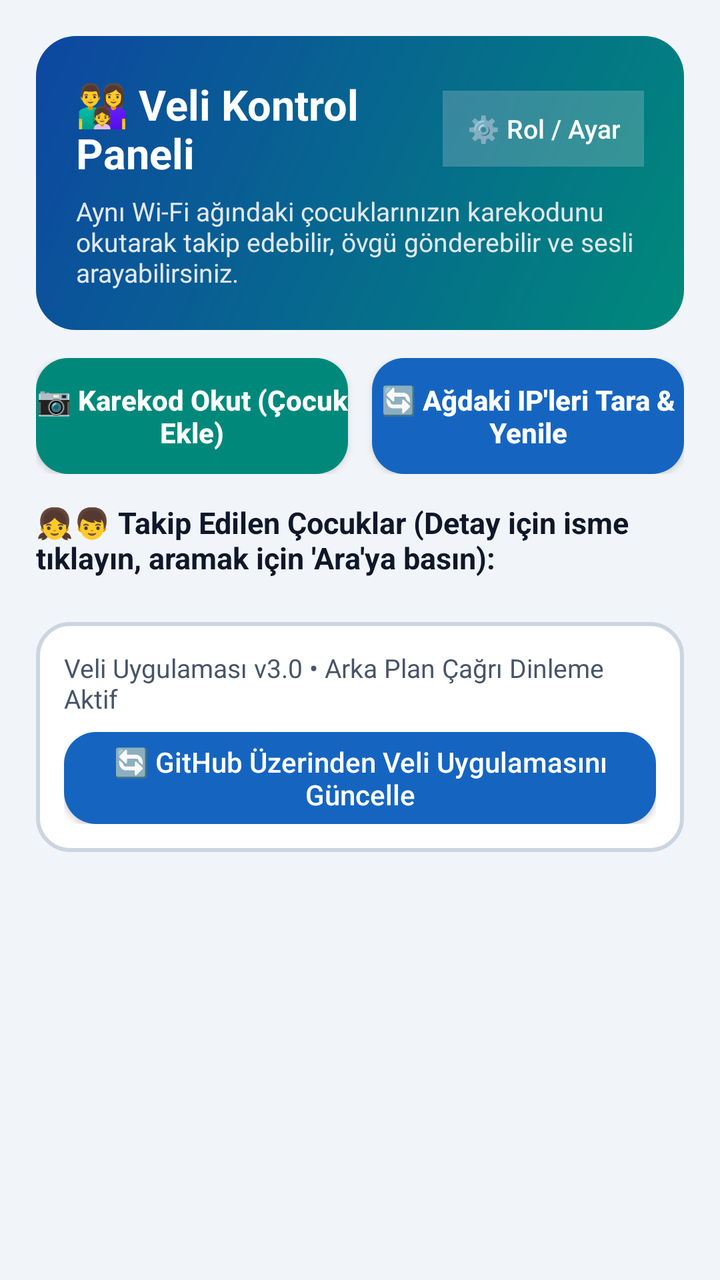
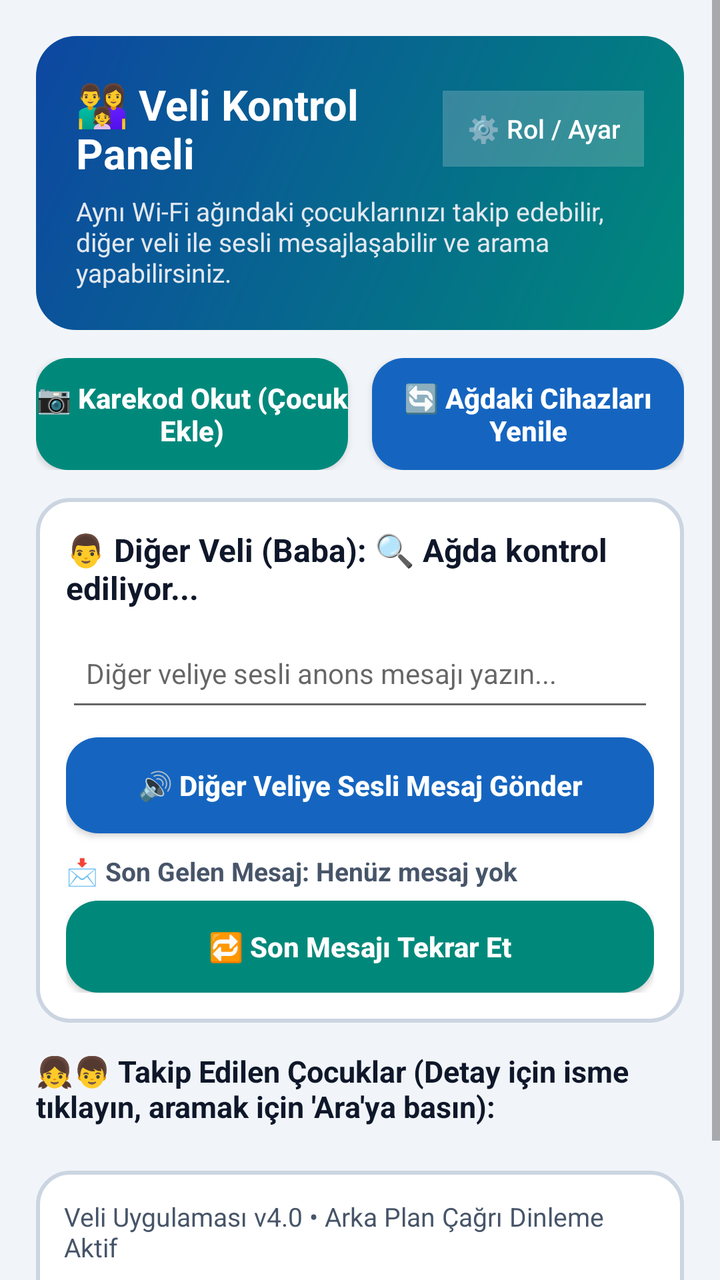

Before-and-after screenshots of an Android layout around one commit, followed by the original layout XML and the change that was made.
<!-- AndroidManifest.xml: application theme VeliAppTheme -->
<!-- res/layout/activity_veli_main.xml -->
<?xml version="1.0" encoding="utf-8"?>
<ScrollView xmlns:android="http://schemas.android.com/apk/res/android"
    android:id="@+id/scrollRootVeliMain"
    android:layout_width="match_parent"
    android:layout_height="match_parent"
    android:fillViewport="true"
    android:background="@color/veli_bg">

    <LinearLayout
        android:layout_width="match_parent"
        android:layout_height="wrap_content"
        android:orientation="vertical"
        android:padding="18dp">

        
        <LinearLayout
            android:id="@+id/layoutVeliOnboarding"
            android:layout_width="match_parent"
            android:layout_height="wrap_content"
            android:background="@drawable/bg_veli_card"
            android:orientation="vertical"
            android:padding="22dp"
            android:visibility="gone">

            <TextView
                android:layout_width="match_parent"
                android:layout_height="wrap_content"
                android:text="👨‍👩‍👧 Çalışma Zamanlayıcı Veli Uygulaması"
                android:textColor="@color/veli_text_dark"
                android:textSize="21sp"
                android:textStyle="bold" />

            <TextView
                android:layout_width="match_parent"
                android:layout_height="wrap_content"
                android:layout_marginTop="8dp"
                android:text="Lütfen uygulamaya giriş yapacağınız veli rolünü seçin:"
                android:textColor="@color/veli_text_muted"
                android:textSize="15sp" />

            <RadioGroup
                android:id="@+id/rgVeliRole"
                android:layout_width="match_parent"
                android:layout_height="wrap_content"
                android:layout_marginTop="16dp"
                android:orientation="vertical">

                <RadioButton
                    android:id="@+id/rbRoleAnne"
                    android:layout_width="match_parent"
                    android:layout_height="48dp"
                    android:checked="true"
                    android:text="👩 Anne Olarak Giriş Yap"
                    android:textColor="@color/veli_text_dark"
                    android:textSize="17sp" />

                <RadioButton
                    android:id="@+id/rbRoleBaba"
                    android:layout_width="match_parent"
                    android:layout_height="48dp"
                    android:text="👨 Baba Olarak Giriş Yap"
                    android:textColor="@color/veli_text_dark"
                    android:textSize="17sp" />
            </RadioGroup>

            <Button
                android:id="@+id/btnSaveVeliRole"
                android:layout_width="match_parent"
                android:layout_height="56dp"
                android:layout_marginTop="18dp"
                android:background="@drawable/btn_veli_blue"
                android:text="🚀 Veli Girişini Tamamla"
                android:textAllCaps="false"
                android:textColor="#FFFFFF"
                android:textSize="17sp"
                android:textStyle="bold" />
        </LinearLayout>

        
        <LinearLayout
            android:id="@+id/layoutVeliDashboard"
            android:layout_width="match_parent"
            android:layout_height="wrap_content"
            android:orientation="vertical">

            
            <LinearLayout
                android:layout_width="match_parent"
                android:layout_height="wrap_content"
                android:id="@+id/layoutVeliHeaderCard"
                android:background="@drawable/bg_veli_header"
                android:orientation="vertical"
                android:padding="20dp"
                android:layout_marginBottom="14dp">

                <LinearLayout
                    android:layout_width="match_parent"
                    android:layout_height="wrap_content"
                    android:gravity="center_vertical"
                    android:orientation="horizontal">

                    <TextView
                        android:id="@+id/tvVeliHeaderTitle"
                        android:layout_width="0dp"
                        android:layout_height="wrap_content"
                        android:layout_weight="1"
                        android:text="👨‍👩‍👧 Veli Kontrol Paneli"
                        android:textColor="#FFFFFF"
                        android:textSize="21sp"
                        android:textStyle="bold" />

                    <Button
                        android:id="@+id/btnChangeVeliRole"
                        android:layout_width="wrap_content"
                        android:layout_height="38dp"
                        android:background="#33FFFFFF"
                        android:paddingStart="12dp"
                        android:paddingEnd="12dp"
                        android:text="⚙️ Rol / Ayar"
                        android:textAllCaps="false"
                        android:textColor="#FFFFFF"
                        android:textSize="13sp" />
                </LinearLayout>

                <TextView
                    android:id="@+id/tvVeliSubInfo"
                    android:layout_width="match_parent"
                    android:layout_height="wrap_content"
                    android:layout_marginTop="6dp"
                    android:text="Aynı Wi-Fi ağındaki çocuklarınızın karekodunu okutarak takip edebilir, övgü gönderebilir ve sesli arayabilirsiniz."
                    android:textColor="#E2E8F0"
                    android:textSize="13sp" />
            </LinearLayout>

            
            <LinearLayout
                android:layout_width="match_parent"
                android:layout_height="wrap_content"
                android:orientation="horizontal"
                android:weightSum="2"
                android:layout_marginBottom="14dp">

                <Button
                    android:id="@+id/btnScanQrCode"
                    android:layout_width="0dp"
                    android:layout_height="58dp"
                    android:layout_weight="1"
                    android:layout_marginEnd="6dp"
                    android:background="@drawable/btn_veli_green"
                    android:text="📷 Karekod Okut (Çocuk Ekle)"
                    android:textAllCaps="false"
                    android:textColor="#FFFFFF"
                    android:textSize="14sp"
                    android:textStyle="bold" />

                <Button
                    android:id="@+id/btnScanNetworkIps"
                    android:layout_width="0dp"
                    android:layout_height="58dp"
                    android:layout_weight="1"
                    android:layout_marginStart="6dp"
                    android:background="@drawable/btn_veli_blue"
                    android:text="🔄 Ağdaki IP'leri Tara &amp; Yenile"
                    android:textAllCaps="false"
                    android:textColor="#FFFFFF"
                    android:textSize="14sp"
                    android:textStyle="bold" />
            </LinearLayout>

            
            <TextView
                android:id="@+id/tvChildrenListHeader"
                android:layout_width="match_parent"
                android:layout_height="wrap_content"
                android:layout_marginBottom="8dp"
                android:text="👧👦 Takip Edilen Çocuklar (Detay için isme tıklayın, aramak için 'Ara'ya basın):"
                android:textColor="@color/veli_text_dark"
                android:textSize="15sp"
                android:textStyle="bold" />

            
            <LinearLayout
                android:id="@+id/layoutPairedChildrenList"
                android:layout_width="match_parent"
                android:layout_height="wrap_content"
                android:orientation="vertical"
                android:layout_marginBottom="14dp" />

            
            <LinearLayout
                android:layout_width="match_parent"
                android:layout_height="wrap_content"
                android:background="@drawable/bg_veli_card"
                android:orientation="vertical"
                android:padding="14dp">

                <TextView
                    android:id="@+id/tvVeliVersionInfo"
                    android:layout_width="match_parent"
                    android:layout_height="wrap_content"
                    android:text="Veli Uygulaması v3.0 • Arka Plan Çağrı Dinleme Aktif"
                    android:textColor="@color/veli_text_muted"
                    android:textSize="13sp"
                    android:layout_marginBottom="8dp" />

                <Button
                    android:id="@+id/btnVeliCheckUpdate"
                    android:layout_width="match_parent"
                    android:layout_height="46dp"
                    android:background="@drawable/btn_veli_blue"
                    android:text="🔄 GitHub Üzerinden Veli Uygulamasını Güncelle"
                    android:textAllCaps="false"
                    android:textColor="#FFFFFF"
                    android:textSize="14sp" />
            </LinearLayout>

        </LinearLayout>

    </LinearLayout>
</ScrollView>
<!-- resources referenced by this layout -->
<resources>
  <color name="veli_bg">#F1F5F9</color>
  <color name="veli_text_dark">#0F172A</color>
  <color name="veli_text_muted">#475569</color>
  <!-- drawable bg_veli_card (drawable) -->
  <?xml version="1.0" encoding="utf-8"?>
  <shape xmlns:android="http://schemas.android.com/apk/res/android" android:shape="rectangle">
      <solid android:color="#FFFFFF" />
      <corners android:radius="16dp" />
      <stroke android:width="2dp" android:color="#CBD5E1" />
  </shape>
  <!-- drawable bg_veli_header (drawable) -->
  <?xml version="1.0" encoding="utf-8"?>
  <shape xmlns:android="http://schemas.android.com/apk/res/android" android:shape="rectangle">
      <gradient
          android:startColor="#0D47A1"
          android:endColor="#00897B"
          android:angle="315" />
      <corners android:radius="20dp" />
  </shape>
  <!-- drawable btn_veli_blue (drawable) -->
  <?xml version="1.0" encoding="utf-8"?>
  <shape xmlns:android="http://schemas.android.com/apk/res/android" android:shape="rectangle">
      <solid android:color="#1565C0" />
      <corners android:radius="16dp" />
  </shape>
  <!-- drawable btn_veli_green (drawable) -->
  <?xml version="1.0" encoding="utf-8"?>
  <shape xmlns:android="http://schemas.android.com/apk/res/android" android:shape="rectangle">
      <solid android:color="#00897B" />
      <corners android:radius="16dp" />
  </shape>
  <style name="VeliAppTheme" parent="android:Theme.Material.Light.NoActionBar">
          <item name="android:colorPrimary">@color/veli_primary</item>
          <item name="android:colorPrimaryDark">@color/veli_primary_dark</item>
          <item name="android:colorAccent">@color/veli_accent</item>
          <item name="android:windowBackground">@color/veli_bg</item>
          <item name="android:statusBarColor">@color/veli_primary_dark</item>
      </style>
  <color name="veli_primary">#0D47A1</color>
  <color name="veli_primary_dark">#002171</color>
  <color name="veli_accent">#00897B</color>
</resources>

<!-- the commit's change to res/layout/activity_veli_main.xml (unified diff, before → after) -->
@@ -85,9 +85,9 @@
 
             
             <LinearLayout
-                android:layout_width="match_parent"
-                android:layout_height="wrap_content"
                 android:id="@+id/layoutVeliHeaderCard"
+                android:layout_width="match_parent"
+                android:layout_height="wrap_content"
                 android:background="@drawable/bg_veli_header"
                 android:orientation="vertical"
                 android:padding="20dp"
@@ -127,7 +127,7 @@
                     android:layout_width="match_parent"
                     android:layout_height="wrap_content"
                     android:layout_marginTop="6dp"
-                    android:text="Aynı Wi-Fi ağındaki çocuklarınızın karekodunu okutarak takip edebilir, övgü gönderebilir ve sesli arayabilirsiniz."
+                    android:text="Aynı Wi-Fi ağındaki çocuklarınızı takip edebilir, diğer veli ile sesli mesajlaşabilir ve arama yapabilirsiniz."
                     android:textColor="#E2E8F0"
                     android:textSize="13sp" />
             </LinearLayout>
@@ -143,7 +143,7 @@
                 <Button
                     android:id="@+id/btnScanQrCode"
                     android:layout_width="0dp"
-                    android:layout_height="58dp"
+                    android:layout_height="56dp"
                     android:layout_weight="1"
                     android:layout_marginEnd="6dp"
                     android:background="@drawable/btn_veli_green"
@@ -156,11 +156,76 @@
                 <Button
                     android:id="@+id/btnScanNetworkIps"
                     android:layout_width="0dp"
-                    android:layout_height="58dp"
+                    android:layout_height="56dp"
                     android:layout_weight="1"
                     android:layout_marginStart="6dp"
                     android:background="@drawable/btn_veli_blue"
-                    android:text="🔄 Ağdaki IP'leri Tara &amp; Yenile"
+                    android:text="🔄 Ağdaki Cihazları Yenile"
+                    android:textAllCaps="false"
+                    android:textColor="#FFFFFF"
+                    android:textSize="14sp"
+                    android:textStyle="bold" />
+            </LinearLayout>
+
+            
+            <LinearLayout
+                android:id="@+id/layoutOtherParentCard"
+                android:layout_width="match_parent"
+                android:layout_height="wrap_content"
+                android:background="@drawable/bg_veli_card"
+                android:orientation="vertical"
+                android:padding="15dp"
+                android:layout_marginBottom="14dp">
+
+                <TextView
+                    android:id="@+id/tvOtherParentStatusTitle"
+                    android:layout_width="match_parent"
+                    android:layout_height="wrap_content"
+                    android:text="👨 Diğer Veli (Baba): 🔍 Ağda kontrol ediliyor..."
+                    android:textColor="@color/veli_text_dark"
+                    android:textSize="16sp"
+                    android:textStyle="bold" />
+
+                <EditText
+                    android:id="@+id/etOtherParentMessage"
+                    android:layout_width="match_parent"
+                    android:layout_height="48dp"
+                    android:layout_marginTop="8dp"
+                    android:hint="Diğer veliye sesli anons mesajı yazın..."
+                    android:inputType="textCapSentences"
+                    android:padding="10dp"
+                    android:textColor="@color/veli_text_dark"
+                    android:textSize="14sp" />
+
+                <Button
+                    android:id="@+id/btnSendOtherParentMessage"
+                    android:layout_width="match_parent"
+                    android:layout_height="48dp"
+                    android:layout_marginTop="8dp"
+                    android:background="@drawable/btn_veli_blue"
+                    android:text="🔊 Diğer Veliye Sesli Mesaj Gönder"
+                    android:textAllCaps="false"
+                    android:textColor="#FFFFFF"
+                    android:textSize="14sp"
+                    android:textStyle="bold" />
+
+                <TextView
+                    android:id="@+id/tvLastReceivedParentMessage"
+                    android:layout_width="match_parent"
+                    android:layout_height="wrap_content"
+                    android:layout_marginTop="10dp"
+                    android:text="📩 Son Gelen Mesaj: Henüz mesaj yok"
+                    android:textColor="@color/veli_text_muted"
+                    android:textSize="13sp"
+                    android:textStyle="bold" />
+
+                <Button
+                    android:id="@+id/btnRepeatLastParentMessage"
+                    android:layout_width="match_parent"
+                    android:layout_height="46dp"
+                    android:layout_marginTop="6dp"
+                    android:background="@drawable/btn_veli_green"
+                    android:text="🔁 Son Mesajı Tekrar Et"
                     android:textAllCaps="false"
                     android:textColor="#FFFFFF"
                     android:textSize="14sp"
@@ -198,7 +263,7 @@
                     android:id="@+id/tvVeliVersionInfo"
                     android:layout_width="match_parent"
                     android:layout_height="wrap_content"
-                    android:text="Veli Uygulaması v3.0 • Arka Plan Çağrı Dinleme Aktif"
+                    android:text="Veli Uygulaması v4.0 • Arka Plan Çağrı Dinleme Aktif"
                     android:textColor="@color/veli_text_muted"
                     android:textSize="13sp"
                     android:layout_marginBottom="8dp" />
